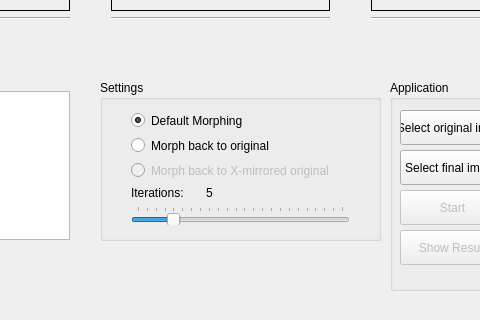
Old version of the form mainwindow.ui in the repository unerdground/chaincode_morphing; both pictures show x 180 to 660 and y 280 to 600 of the 800 by 600 pixel window.
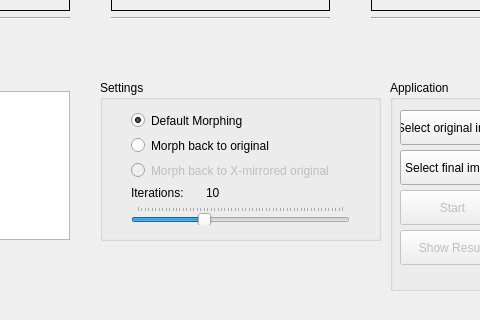
New version of the form.

The edit to the form file:
```diff
--- a/mainwindow.ui
+++ b/mainwindow.ui
@@ -272,7 +272,7 @@
         <item>
          <widget class="QLabel" name="it_counter">
           <property name="text">
-           <string>5</string>
+           <string>10</string>
           </property>
          </widget>
         </item>
@@ -291,10 +291,10 @@
          <number>1</number>
         </property>
         <property name="maximum">
-         <number>24</number>
+         <number>60</number>
         </property>
         <property name="value">
-         <number>5</number>
+         <number>20</number>
         </property>
         <property name="tracking">
          <bool>true</bool>
```
